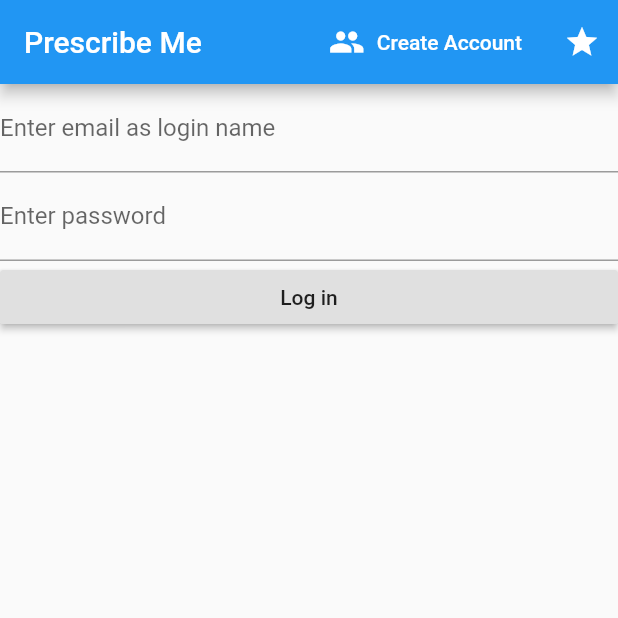
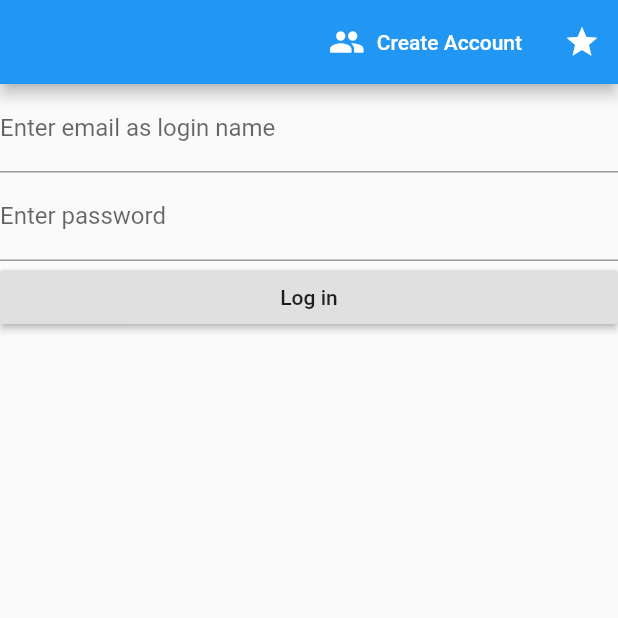
Before and after one commit to Blackkingsman/prescribeme, a Flutter app: the screen it shows after launch, on a phone screen of 412 x 824 dp, the top half of it. Run offline on Flutter 3.47's test engine with Material 2 defaults, Android fonts, the phone set to English and light mode, and no system bars; our stand-ins replace cached_network_image, cloud_firestore, firebase_auth; accounts and stored records are empty.

Commit message:
i changed on something on frontpage

```diff
--- a/lib/View/frontpage.dart
+++ b/lib/View/frontpage.dart
@@ -30,7 +30,7 @@ void stateChanged(Function fn) {
     this.context = context;
     return  Scaffold (
       appBar: AppBar (
-        title: Text('Prescribe Me'),
+        title: Text(""),
         actions: <Widget> [
           FlatButton.icon(
             icon: Icon(Icons.people, color: Colors.white,),
```
